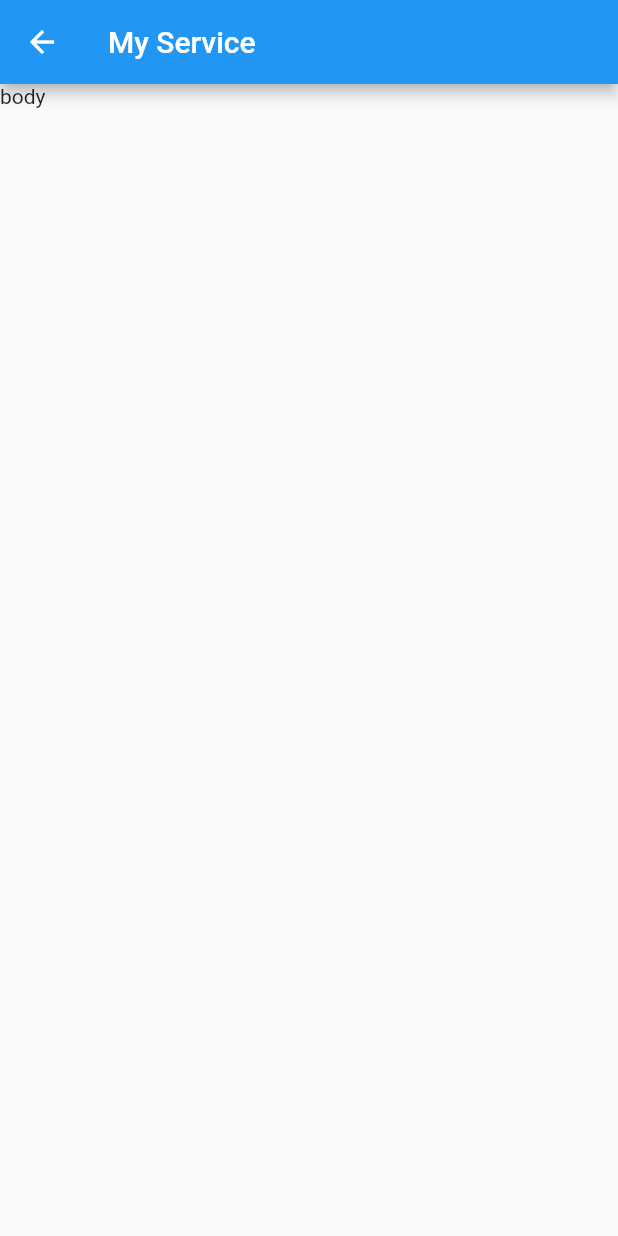
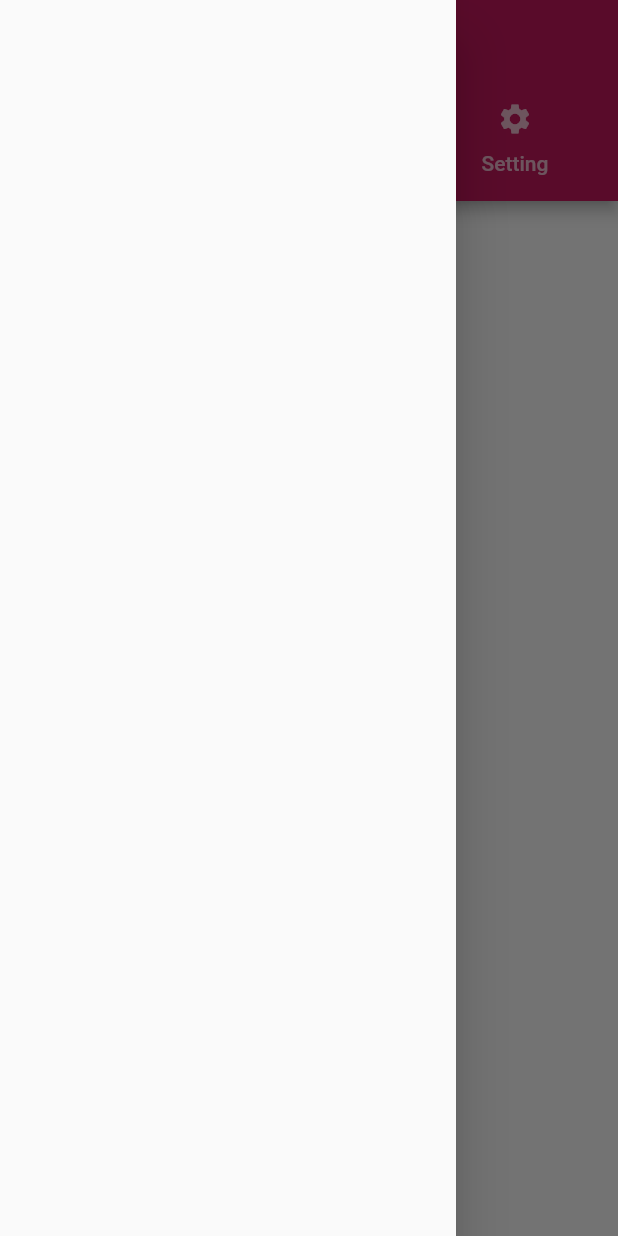
Before and after one commit to SupawadeeMakon/PiwMushRoom, a Flutter app: the MyService screen opened directly, with the side drawer open (before the commit the screen has no drawer), on a phone screen of 412 x 824 dp. Run offline on Flutter 3.47's test engine with Material 2 defaults, Android fonts, the light colour scheme and no system bars; our stand-ins replace firebase_auth; accounts and stored records are empty; network calls fail.

Commit message:
Tab controller Sucess

```diff
--- a/lib/main.dart
+++ b/lib/main.dart
@@ -1,17 +1,21 @@
 import 'package:flutter/material.dart';
-import 'package:piwmushoom/screens/home.dart';//ดึงthrem มาทำงานก่อน
+import 'package:flutter/services.dart';
+import 'package:piwmushoom/screens/home.dart'; //ดึงthrem มาทำงานก่อน
 
 //สร้างmethod contructor
-void main (){
-  runApp(MyApp());//run method
+void main() {
+  runApp(MyApp()); //run method
 }
+
 class MyApp extends StatelessWidget {
   @override
   Widget build(BuildContext context) {
+    SystemChrome.setPreferredOrientations(
+        [DeviceOrientation.portraitUp, DeviceOrientation.portraitDown]);
     return MaterialApp(
+      debugShowCheckedModeBanner: false,
       title: 'Piw MushRoom',
       home: Home(),
-
     );
   }
 }
--- a/lib/screens/my_service.dart
+++ b/lib/screens/my_service.dart
@@ -1,4 +1,8 @@
 import 'package:flutter/material.dart';
+import 'package:piwmushoom/utility/my_style.dart';
+import 'package:piwmushoom/widget/control.dart';
+import 'package:piwmushoom/widget/monitor.dart';
+import 'package:piwmushoom/widget/setting.dart';
 
 class MyService extends StatefulWidget {
   @override
@@ -6,12 +10,76 @@ class MyService extends StatefulWidget {
 }
 
 class _MyServiceState extends State<MyService> {
+  //Field
+  final scaffoldKey = GlobalKey<ScaffoldState>();
+
+  //Method
+
+  Widget hambergerButton() {
+    return IconButton(
+      icon: Icon(Icons.menu),
+      onPressed: () {
+        scaffoldKey.currentState.openDrawer();
+      },
+    );
+  }
+
+  Widget showDrawer() {
+    return Drawer();
+  }
+
+  Widget tabsMonitor() {
+    return Tab(
+      icon: Icon(Icons.airplay),
+      text: 'Monitor',
+    );
+    //return Icon(Icons.android);
+  }
+
+  Widget tabsControl() {
+    return Tab(
+      icon: Icon(Icons.screen_lock_portrait),
+      text: 'Control',
+    );
+    //return Icon(Icons.android);
+  }
+
+  Widget tabsSetting() {
+    return Tab(
+      icon: Icon(Icons.settings),
+      text: 'Setting',
+    );
+    //return Icon(Icons.android);
+  }
+
+  Widget showTabController() {
+    return DefaultTabController(
+        length: 3,
+        child: Scaffold(
+          appBar: AppBar(
+            leading: hambergerButton(),
+            backgroundColor: MyStyle().textColor,
+            title: Text('My Service'),
+            bottom: TabBar(
+              indicatorColor: Colors.white,
+              indicatorWeight: 6.0,
+              tabs: <Widget>[tabsMonitor(), tabsControl(), tabsSetting()],
+            ),
+          ),
+          body: TabBarView(
+            children: <Widget>[Monitor(), Control(), Setting()],
+          ),
+        )
+        //child: Text('This is TabController'),
+        );
+  }
+
   @override
   Widget build(BuildContext context) {
     return Scaffold(
-      appBar: AppBar(
-        title: Text('My Service'),
-      ),body: Text('body'),
+      key: scaffoldKey,
+      body: showTabController(),
+      drawer: showDrawer(),
     );
   }
 }
--- /dev/null
+++ b/lib/widget/control.dart
@@ -0,0 +1,15 @@
+import 'package:flutter/material.dart';
+class Control extends StatefulWidget {
+  @override
+  _ControlState createState() => _ControlState();
+}
+
+class _ControlState extends State<Control> {
+  @override
+  Widget build(BuildContext context) {
+    return Container(
+      child: Text('This is Control'),
+
+    );
+  }
+}
--- /dev/null
+++ b/lib/widget/monitor.dart
@@ -0,0 +1,15 @@
+import 'package:flutter/material.dart';
+
+class Monitor extends StatefulWidget {
+  @override
+  _MonitorState createState() => _MonitorState();
+}
+
+class _MonitorState extends State<Monitor> {
+  @override
+  Widget build(BuildContext context) {
+    return Container(
+      child: Text('This is Monitor'),
+    );
+  }
+}
--- /dev/null
+++ b/lib/widget/setting.dart
@@ -0,0 +1,15 @@
+import 'package:flutter/material.dart';
+
+class Setting extends StatefulWidget {
+  @override
+  _SettingState createState() => _SettingState();
+}
+
+class _SettingState extends State<Setting> {
+  @override
+  Widget build(BuildContext context) {
+    return Container(
+      child: Text('This is Settting'),
+    );
+  }
+}
```
